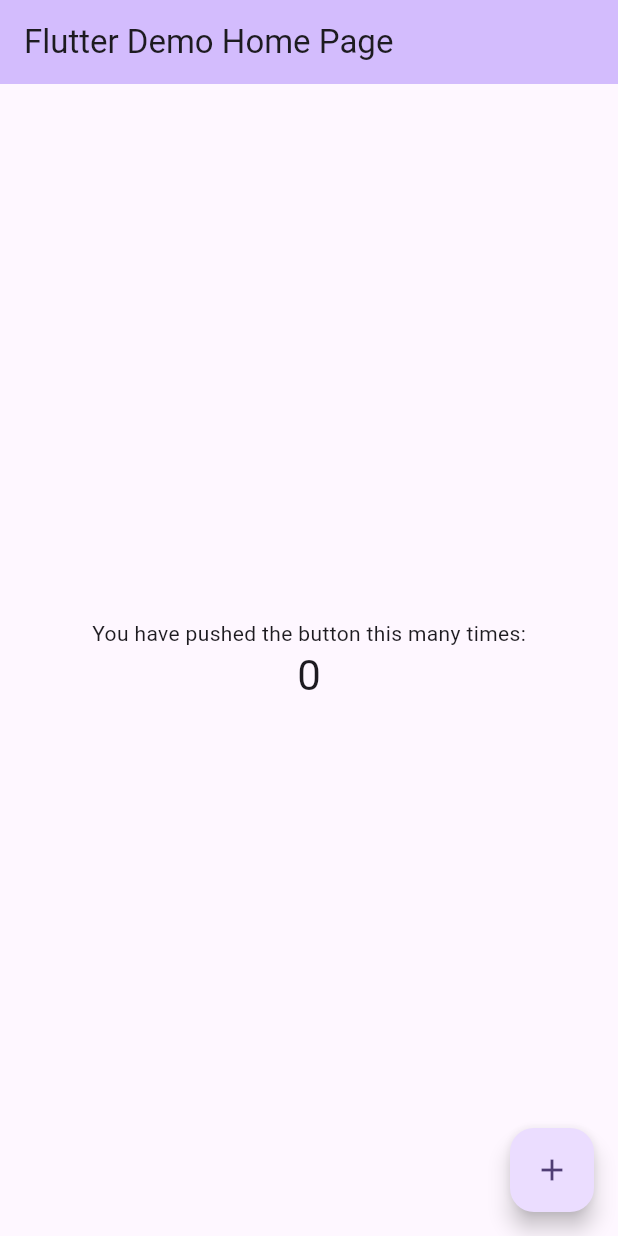
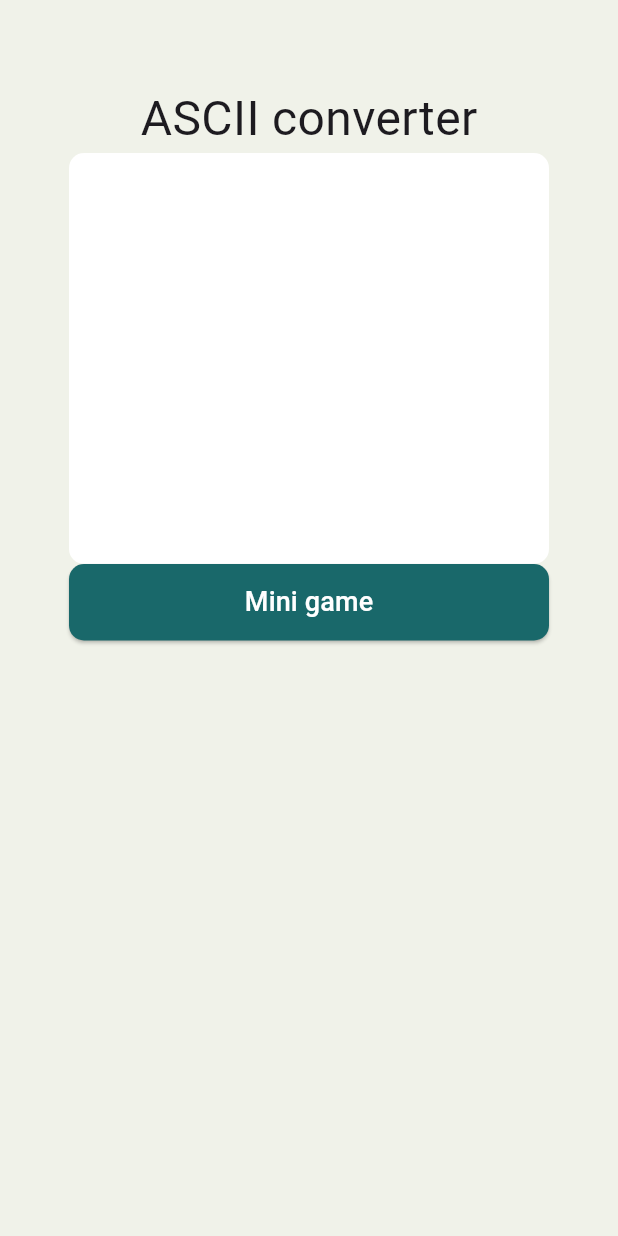
Before and after one commit to majatkaczyk/PIM, a Flutter app: the screen it shows after launch, on a phone screen of 412 x 824 dp. Run offline on Flutter 3.47's test engine with Material 3 defaults, Android fonts, the light colour scheme and no system bars.

Commit message:
(Flutter): frame of the first view

```diff
--- a/Flutter/lib/main.dart
+++ b/Flutter/lib/main.dart
@@ -7,119 +7,85 @@
 class MyApp extends StatelessWidget {
   const MyApp({super.key});
 
-  // This widget is the root of your application.
   @override
   Widget build(BuildContext context) {
     return MaterialApp(
-      title: 'Flutter Demo',
+      title: 'Ascii converter Flutter',
       theme: ThemeData(
-        // This is the theme of your application.
-        //
-        // TRY THIS: Try running your application with "flutter run". You'll see
-        // the application has a purple toolbar. Then, without quitting the app,
-        // try changing the seedColor in the colorScheme below to Colors.green
-        // and then invoke "hot reload" (save your changes or press the "hot
-        // reload" button in a Flutter-supported IDE, or press "r" if you used
-        // the command line to start the app).
-        //
-        // Notice that the counter didn't reset back to zero; the application
-        // state is not lost during the reload. To reset the state, use hot
-        // restart instead.
-        //
-        // This works for code too, not just values: Most code changes can be
-        // tested with just a hot reload.
-        colorScheme: ColorScheme.fromSeed(seedColor: Colors.deepPurple),
-        useMaterial3: true,
+        scaffoldBackgroundColor: const Color(0xFFF0F2E9),
       ),
-      home: const MyHomePage(title: 'Flutter Demo Home Page'),
+      home: const MyHomePage(),
     );
   }
 }
 
 class MyHomePage extends StatefulWidget {
-  const MyHomePage({super.key, required this.title});
-
-  // This widget is the home page of your application. It is stateful, meaning
-  // that it has a State object (defined below) that contains fields that affect
-  // how it looks.
-
-  // This class is the configuration for the state. It holds the values (in this
-  // case the title) provided by the parent (in this case the App widget) and
-  // used by the build method of the State. Fields in a Widget subclass are
-  // always marked "final".
-
-  final String title;
+  const MyHomePage({super.key});
 
   @override
   State<MyHomePage> createState() => _MyHomePageState();
 }
 
 class _MyHomePageState extends State<MyHomePage> {
-  int _counter = 0;
+  int _selectedIndex = 0;
 
-  void _incrementCounter() {
+  void _onItemTapped(int index) {
     setState(() {
-      // This call to setState tells the Flutter framework that something has
-      // changed in this State, which causes it to rerun the build method below
-      // so that the display can reflect the updated values. If we changed
-      // _counter without calling setState(), then the build method would not be
-      // called again, and so nothing would appear to happen.
-      _counter++;
+      _selectedIndex = index;
     });
   }
 
   @override
   Widget build(BuildContext context) {
-    // This method is rerun every time setState is called, for instance as done
-    // by the _incrementCounter method above.
-    //
-    // The Flutter framework has been optimized to make rerunning build methods
-    // fast, so that you can just rebuild anything that needs updating rather
-    // than having to individually change instances of widgets.
     return Scaffold(
       appBar: AppBar(
-        // TRY THIS: Try changing the color here to a specific color (to
-        // Colors.amber, perhaps?) and trigger a hot reload to see the AppBar
-        // change color while the other colors stay the same.
-        backgroundColor: Theme.of(context).colorScheme.inversePrimary,
-        // Here we take the value from the MyHomePage object that was created by
-        // the App.build method, and use it to set our appbar title.
-        title: Text(widget.title),
+        backgroundColor: const Color(0xFFF0F2E9),
       ),
-      body: Center(
-        // Center is a layout widget. It takes a single child and positions it
-        // in the middle of the parent.
+      body: SingleChildScrollView(
         child: Column(
-          // Column is also a layout widget. It takes a list of children and
-          // arranges them vertically. By default, it sizes itself to fit its
-          // children horizontally, and tries to be as tall as its parent.
-          //
-          // Column has various properties to control how it sizes itself and
-          // how it positions its children. Here we use mainAxisAlignment to
-          // center the children vertically; the main axis here is the vertical
-          // axis because Columns are vertical (the cross axis would be
-          // horizontal).
-          //
-          // TRY THIS: Invoke "debug painting" (choose the "Toggle Debug Paint"
-          // action in the IDE, or press "p" in the console), to see the
-          // wireframe for each widget.
           mainAxisAlignment: MainAxisAlignment.center,
-          children: <Widget>[
+          crossAxisAlignment: CrossAxisAlignment.center,
+          children: [
             const Text(
-              'You have pushed the button this many times:',
+              "ASCII converter",
+              style: TextStyle(
+                fontSize: 32,
+              ),
             ),
-            Text(
-              '$_counter',
-              style: Theme.of(context).textTheme.headlineMedium,
+            Center(
+              child: Container(
+                width: 320,
+                height: 274,
+                decoration: BoxDecoration(
+                  borderRadius: BorderRadius.circular(10),
+                  color: Colors.white,
+                ),
+              ),
+            ),
+            Center(
+              child: ElevatedButton(
+                onPressed: () {
+                  // Działania po naciśnięciu przycisku
+                },
+                style: ElevatedButton.styleFrom(
+                  primary: const Color(0xff19686a),
+                  shape: RoundedRectangleBorder(
+                    borderRadius: BorderRadius.circular(10),
+                  ),
+                  minimumSize: const Size(320, 51),
+                ),
+                child: const Text(
+                  'Mini game',
+                  style: TextStyle(
+                    fontSize: 18,
+                    color: Colors.white,
+                  ),
+                ),
+              ),
             ),
           ],
         ),
       ),
-      floatingActionButton: FloatingActionButton(
-        onPressed: _incrementCounter,
-        tooltip: 'Increment',
-        child: const Icon(Icons.add),
-      ), // This trailing comma makes auto-formatting nicer for build methods.
     );
   }
 }
```
